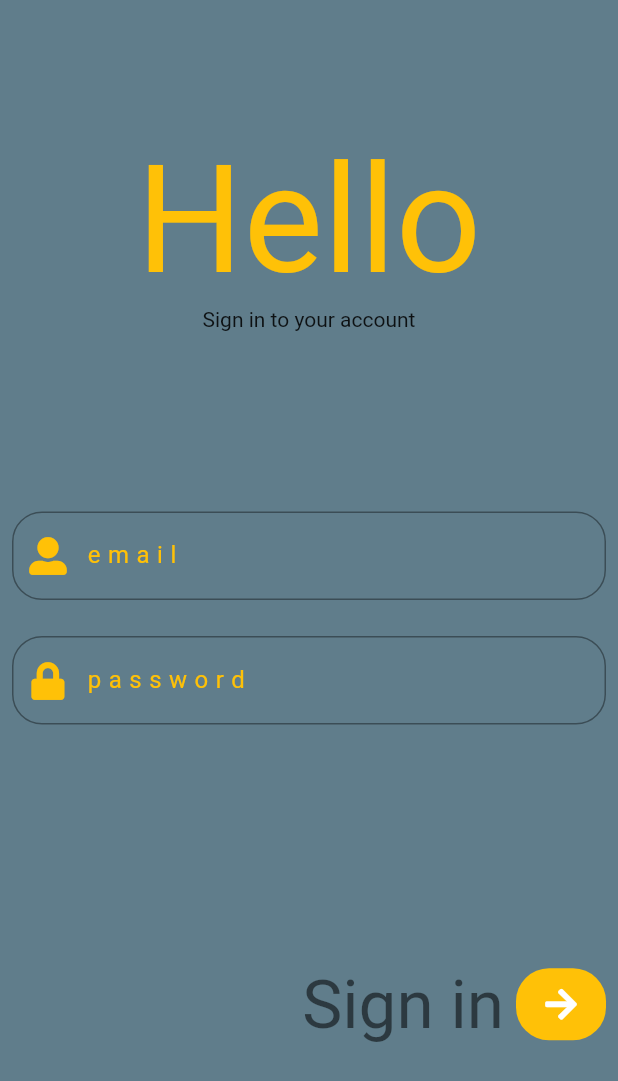
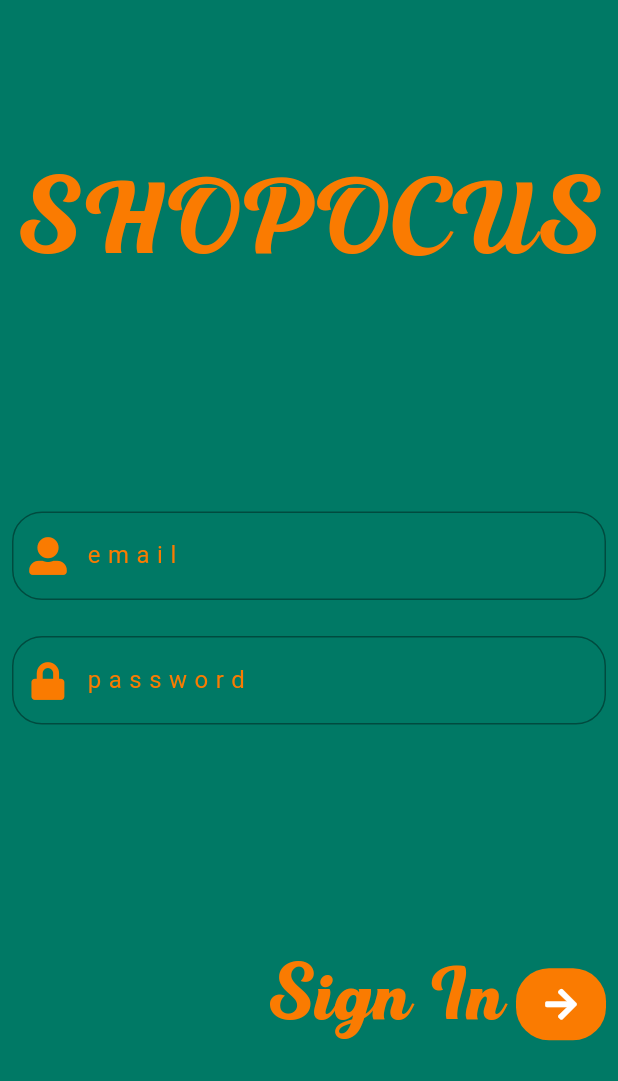
Before and after one commit to amanxnanda/Shopocus, a Flutter app: the screen it shows after launch, on a phone screen of 412 x 824 dp. Shown: the top 1081 px of the screen. Run offline on Flutter 3.47's test engine with Material 2 defaults, Android fonts, the phone set to English and light mode, and no system bars; our stand-ins replace animated_text_kit, data_connection_checker, flushbar, font_awesome_flutter.

```diff
--- /dev/null
+++ b/lib/arguments.dart
@@ -0,0 +1,5 @@
+class ScreenArguments {
+  final String name;
+
+  ScreenArguments(this.name);
+}
--- /dev/null
+++ b/lib/constants.dart
@@ -0,0 +1,9 @@
+import 'package:flutter/material.dart';
+
+const logoColor = Color.fromARGB( 255,250, 123, 1,);
+
+const darkGreen = Color.fromARGB(255, 0, 121, 101);
+
+const yellowColor = Color.fromARGB(255, 255, 204, 41);
+
+const lightGreen = Color.fromARGB(255,0, 175, 145);
--- a/lib/hello_widget.dart
+++ b/lib/hello_widget.dart
@@ -1,4 +1,7 @@
+import 'package:animated_text_kit/animated_text_kit.dart';
 import 'package:flutter/material.dart';
+
+import 'constants.dart';
 
 class HelloWidget extends StatelessWidget {
   const HelloWidget({
@@ -12,15 +15,22 @@ class HelloWidget extends StatelessWidget {
       child: Container(
         child: Column(
           mainAxisAlignment: MainAxisAlignment.center,
+          crossAxisAlignment: CrossAxisAlignment.stretch,
           children: [
-            Text(
-              'Hello',
-              style: TextStyle(
-                fontSize: 100.0,
-                color: Colors.amber,
+            Container(
+              child: TyperAnimatedTextKit(
+
+                text: ['SHOPOCUS'],
+                speed: Duration(milliseconds: 100),
+                textAlign: TextAlign.center,
+                textStyle: TextStyle(
+                  fontSize: 55.0,
+                  color: logoColor,
+                  fontFamily: 'Blauer',
+                ),
               ),
             ),
-            Text('Sign in to your account'),
+            //Text('Sign in to your account'),
           ],
         ),
       ),
--- a/lib/login_page.dart
+++ b/lib/login_page.dart
@@ -5,8 +5,13 @@ import 'package:flushbar/flushbar.dart';
 import 'package:flutter/material.dart';
 import 'package:font_awesome_flutter/font_awesome_flutter.dart';
 import 'package:http/http.dart' as http;
+import 'package:shopocus_task/arguments.dart';
 import 'package:shopocus_task/hello_widget.dart';
 import 'package:shopocus_task/text_field_widget.dart';
+
+import 'constants.dart';
+
+bool _isLoading = false;
 
 class LoginPage extends StatefulWidget {
   LoginPage({Key key}) : super(key: key);
@@ -38,6 +43,11 @@ Future<Map> checkUser(String email, String password) async {
 
 class _LoginPageState extends State<LoginPage> {
   Map _user;
+  @override
+  void dispose() {
+    _isLoading = false;
+    super.dispose();
+  }
 
   final TextEditingController emailController = TextEditingController();
   final TextEditingController passwordController = TextEditingController();
@@ -46,31 +56,48 @@ class _LoginPageState extends State<LoginPage> {
   Widget build(BuildContext context) {
     return Scaffold(
       resizeToAvoidBottomPadding: false,
-      backgroundColor: Colors.blueGrey,
+      backgroundColor: darkGreen,
       body: SafeArea(
         child: Column(
           crossAxisAlignment: CrossAxisAlignment.stretch,
           children: [
             HelloWidget(),
-            TextFieldWidget(emailController: emailController, passwordController: passwordController),
+            TextFieldWidget(
+                emailController: emailController,
+                passwordController: passwordController),
             Expanded(
               flex: 3,
               child: Container(
                 child: Row(
                   mainAxisAlignment: MainAxisAlignment.end,
                   children: [
-                    Text("Sign in",
-                        style: Theme.of(context).textTheme.headline3),
+                    LoadingIndicator(
+                      isLoading: _isLoading,
+                    ),
+                    SizedBox(
+                      width: 20.0,
+                    ),
+                    Text(
+                      "Sign In",
+                      style: TextStyle(
+                        fontSize: 40.0,
+                        color: logoColor,
+                        fontFamily: 'Blauer',
+                      ),
+                    ),
                     Padding(
                       padding: const EdgeInsets.all(8.0),
                       child: Container(
                         width: 60.0,
                         decoration: BoxDecoration(
-                          color: Colors.amber,
+                          color: logoColor,
                           borderRadius: BorderRadius.circular(22.0),
                         ),
                         child: IconButton(
                           onPressed: () async {
+                            setState(() {
+                              _isLoading = true;
+                            });
                             final String email = emailController.text;
                             final String password = passwordController.text;
                             Map user;
@@ -78,7 +105,8 @@ class _LoginPageState extends State<LoginPage> {
                                 await DataConnectionChecker().hasConnection;
 
                             if (result) {
-                              user = await checkUser(email, password);
+                              user = await checkUser(
+                                  'abhishekedu4979@gmail.com', "Shopocus@123");
                             } else {
                               print('no internet connection');
                               Flushbar(
@@ -93,9 +121,13 @@ class _LoginPageState extends State<LoginPage> {
                             });
 
                             if (_user['message'] == "loggedIn") {
-                              Navigator.pushReplacementNamed(
-                                  context, '/second');
+                              Navigator.pushReplacementNamed(context, '/second',
+                                  arguments:
+                                      ScreenArguments(_user["user"]["name"]));
                             } else {
+                              setState(() {
+                                _isLoading = false;
+                              });
                               Flushbar(
                                 // title: 'Incorrect email/Password',
                                 message: 'Incorrect email/Password',
@@ -122,3 +154,25 @@ class _LoginPageState extends State<LoginPage> {
     );
   }
 }
+
+class LoadingIndicator extends StatelessWidget {
+  const LoadingIndicator({
+    Key key,
+    @required this.isLoading,
+  }) : super(key: key);
+  final bool isLoading;
+  @override
+  Widget build(BuildContext context) {
+    return ConstrainedBox(
+      constraints: BoxConstraints(
+        maxWidth: 100,
+      ),
+      child: Visibility(
+        visible: isLoading,
+        child: LinearProgressIndicator(
+          minHeight: 10.0,
+        ),
+      ),
+    );
+  }
+}
--- a/lib/main.dart
+++ b/lib/main.dart
@@ -1,4 +1,5 @@
 import 'package:flutter/material.dart';
+import 'package:shopocus_task/constants.dart';
 import 'package:shopocus_task/welcome_page.dart';
 
 import 'login_page.dart';
@@ -7,8 +8,9 @@ void main() {
   runApp(MyApp());
 }
 
+
+
 class MyApp extends StatelessWidget {
-  // This widget is the root of your application.
   @override
   Widget build(BuildContext context) {
     return MaterialApp(
@@ -22,10 +24,9 @@ class MyApp extends StatelessWidget {
       },
       title: 'Shopocus',
       theme: ThemeData(
-        primarySwatch: Colors.amber,
+        primarySwatch: Colors.orange,
         visualDensity: VisualDensity.adaptivePlatformDensity,
       ),
-
     );
   }
 }
--- a/lib/text_field_widget.dart
+++ b/lib/text_field_widget.dart
@@ -1,5 +1,7 @@
 import 'package:flutter/material.dart';
 import 'package:font_awesome_flutter/font_awesome_flutter.dart';
+
+import 'constants.dart';
 
 class TextFieldWidget extends StatelessWidget {
   const TextFieldWidget({
@@ -37,13 +39,13 @@ class TextFieldWidget extends StatelessWidget {
                   counterText: "",
                   labelText: "email",
                   labelStyle: TextStyle(
-                    color: Colors.amber,
+                    color: logoColor,
                     letterSpacing: 5.0,
                   ),
                   prefixIcon: Icon(
                     FontAwesomeIcons.userAlt,
                     size: 25.0,
-                    color: Colors.amber,
+                    color: logoColor,
                   ),
                 ),
               ),
@@ -63,18 +65,18 @@ class TextFieldWidget extends StatelessWidget {
                   counterText: "",
                   labelText: "password",
                   labelStyle: TextStyle(
-                    color: Colors.amber,
+                    color: logoColor,
                     letterSpacing: 5.0,
                   ),
                   prefixIcon: Icon(
                     FontAwesomeIcons.lock,
                     size: 25.0,
-                    color: Colors.amber,
+                    color: logoColor,
                   ),
                   // suffixIcon: Icon(
                   //   FontAwesomeIcons.eye,
                   //   size: 25.0,
-                  //   color: Colors.amber,
+                  //   color: logoColor,
                   // ),
 
                 ),
--- a/lib/welcome_page.dart
+++ b/lib/welcome_page.dart
@@ -1,17 +1,21 @@
 import 'package:flutter/material.dart';
+import 'package:shopocus_task/arguments.dart';
 
 class WelcomePage extends StatelessWidget {
   const WelcomePage({Key key}) : super(key: key);
 
+
+
   @override
   Widget build(BuildContext context) {
+    final ScreenArguments args = ModalRoute.of(context).settings.arguments;
     return Scaffold(
       body: Center(
         child: ElevatedButton(
           onPressed: () {
             Navigator.pushReplacementNamed(context, '/');
           },
-          child: Text('Go back!'),
+          child: Text(args.name),
         ),
       ),
     );
--- a/pubspec.yaml
+++ b/pubspec.yaml
@@ -68,7 +68,7 @@ flutter:
   fonts:
     - family: Blauer
       fonts:
-        - asset: assets/fonts/Blauer Regular.tttf
+        - asset: assets/fonts/Blauer Regular.ttf
   #       - asset: fonts/Schyler-Italic.ttf
   #         style: italic
   #   - family: Trajan Pro
```
